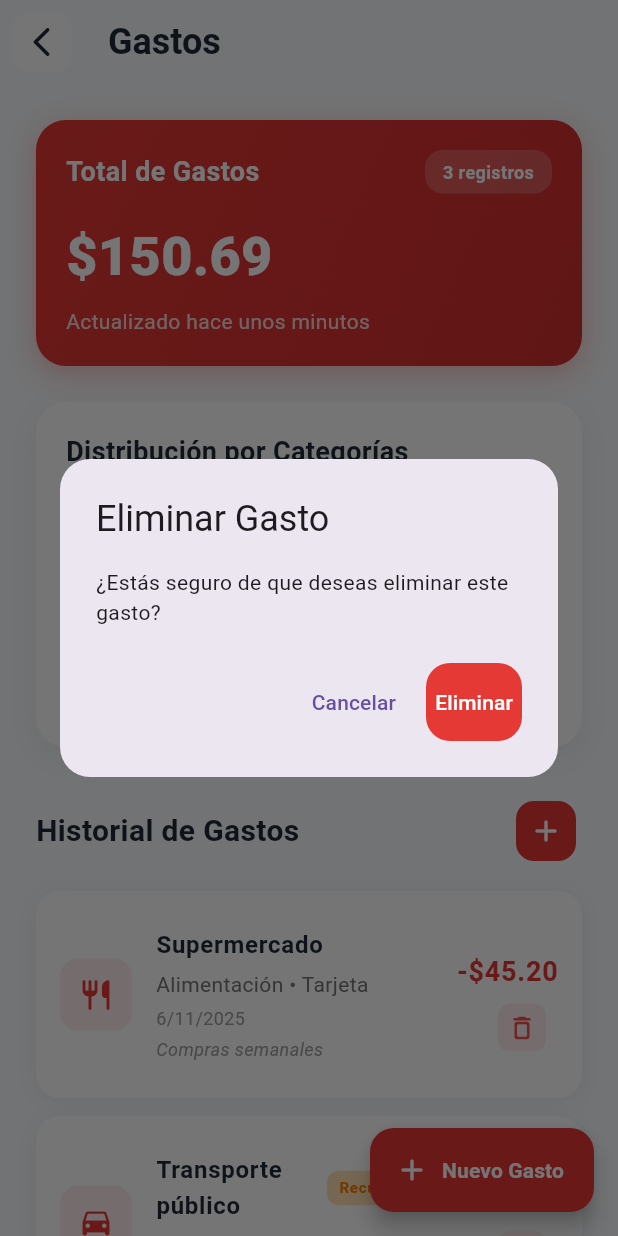
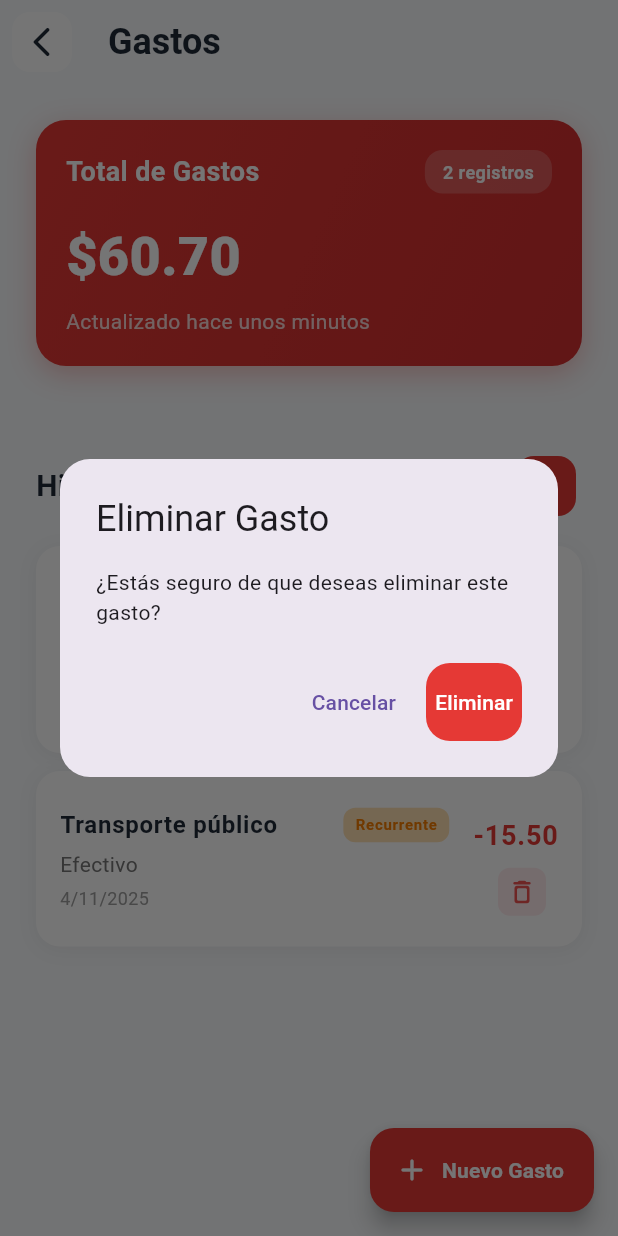
Before and after one commit to DaniielJr10/Wallet-Flow-app-movil, a Flutter app: the PantallaGastos screen opened directly, after a tap on the "delete outline" icon, on a phone screen of 412 x 824 dp. Run offline on Flutter 3.47's test engine with Material 3 defaults, Android fonts, the phone set to English and light mode, and no system bars; our stand-ins replace cloud_firestore, firebase_auth, firebase_core, firebase_storage, image_picker; accounts and stored records are empty; Roboto replaces fonts that are missing (SF Pro Text).

Commit message:
se simplifica la gestión de gastos eliminando el método de pago 'tarjeta' y el cálculo de gastos por categoría; se actualiza la visualización de gastos para reflejar estos cambios

```diff
--- a/lib/pantallas/gastos.dart
+++ b/lib/pantallas/gastos.dart
@@ -41,7 +41,6 @@ class _PantallaGastosState extends State<PantallaGastos>
 
   final List<String> _metodosPago = [
     'efectivo',
-    'tarjeta',
     'transferencia',
     'cheque'
   ];
@@ -49,8 +48,7 @@ class _PantallaGastosState extends State<PantallaGastos>
   final List<String> _cuentas = [
     'ninguna',
     'cuenta corriente',
-    'cuenta ahorros',
-    'tarjeta crédito'
+    'cuenta ahorros'
   ];
 
   final List<String> _frecuencias = [
@@ -101,7 +99,7 @@ class _PantallaGastosState extends State<PantallaGastos>
           'fecha': DateTime.now().subtract(const Duration(days: 1)),
           'descripcion': 'Supermercado',
           'categoria': 'alimentación',
-          'metodoPago': 'tarjeta',
+          'metodoPago': 'efectivo',
           'cuentaAsociada': 'cuenta corriente',
           'nota': 'Compras semanales',
           'esRecurrente': false,
@@ -116,17 +114,6 @@ class _PantallaGastosState extends State<PantallaGastos>
           'cuentaAsociada': 'ninguna',
           'nota': '',
           'esRecurrente': true,
-        },
-        {
-          'id': '3',
-          'monto': 89.99,
-          'fecha': DateTime.now().subtract(const Duration(days: 7)),
-          'descripcion': 'Cena restaurante',
-          'categoria': 'entretenimiento',
-          'metodoPago': 'tarjeta',
-          'cuentaAsociada': 'tarjeta crédito',
-          'nota': 'Cena con amigos',
-          'esRecurrente': false,
         },
       ];
     });
@@ -727,13 +714,13 @@ class _PantallaGastosState extends State<PantallaGastos>
       itemCount: _gastos.length,
       itemBuilder: (context, index) {
         final gasto = _gastos[index];
-        return _buildTarjetaGasto(gasto, index);
+        return _buildTarjetaGastoSinCategoria(gasto, index);
       },
     );
   }
 
   /// Construye una tarjeta individual para mostrar un gasto
-  Widget _buildTarjetaGasto(Map<String, dynamic> gasto, int index) {
+  Widget _buildTarjetaGastoSinCategoria(Map<String, dynamic> gasto, int index) {
     return Container(
       margin: const EdgeInsets.only(bottom: 12),
       decoration: BoxDecoration(
@@ -749,18 +736,6 @@ class _PantallaGastosState extends State<PantallaGastos>
       ),
       child: ListTile(
         contentPadding: const EdgeInsets.all(16),
-        leading: Container(
-          padding: const EdgeInsets.all(12),
-          decoration: BoxDecoration(
-            color: Colors.red.shade50,
-            borderRadius: BorderRadius.circular(12),
-          ),
-          child: Icon(
-            _getIconoCategoria(gasto['categoria']),
-            color: Colors.red.shade600,
-            size: 24,
-          ),
-        ),
         title: Row(
           children: [
             Expanded(
@@ -796,7 +771,7 @@ class _PantallaGastosState extends State<PantallaGastos>
           children: [
             const SizedBox(height: 4),
             Text(
-              '${gasto['categoria'].toString().substring(0, 1).toUpperCase()}${gasto['categoria'].toString().substring(1)} • ${gasto['metodoPago'].toString().substring(0, 1).toUpperCase()}${gasto['metodoPago'].toString().substring(1)}',
+              '${gasto['metodoPago'].toString().substring(0, 1).toUpperCase()}${gasto['metodoPago'].toString().substring(1)}',
               style: TextStyle(
                 fontSize: 14,
                 color: Colors.grey.shade600,
@@ -828,7 +803,7 @@ class _PantallaGastosState extends State<PantallaGastos>
           crossAxisAlignment: CrossAxisAlignment.end,
           children: [
             Text(
-              '-\$${gasto['monto'].toStringAsFixed(2)}',
+              '-${gasto['monto'].toStringAsFixed(2)}',
               style: TextStyle(
                 fontSize: 18,
                 fontWeight: FontWeight.w700,
@@ -905,12 +880,7 @@ class _PantallaGastosState extends State<PantallaGastos>
       (sum, gasto) => sum + gasto['monto'],
     );
 
-    final gastosPorCategoria = <String, double>{};
-    for (final gasto in _gastos) {
-      final categoria = gasto['categoria'] as String;
-      gastosPorCategoria[categoria] =
-          (gastosPorCategoria[categoria] ?? 0.0) + gasto['monto'];
-    }
+    // Eliminado cálculo por categoría
 
     return Container(
       padding: const EdgeInsets.all(20),
@@ -987,97 +957,8 @@ class _PantallaGastosState extends State<PantallaGastos>
 
   /// Construye el gráfico de distribución de gastos por categoría
   Widget _buildGraficoGastos() {
-    if (_gastos.isEmpty) return const SizedBox.shrink();
-
-    final gastosPorCategoria = <String, double>{};
-    for (final gasto in _gastos) {
-      final categoria = gasto['categoria'] as String;
-      gastosPorCategoria[categoria] =
-          (gastosPorCategoria[categoria] ?? 0.0) + gasto['monto'];
-    }
-
-    final totalGastos = gastosPorCategoria.values.fold<double>(0.0, (sum, amount) => sum + amount);
-
-    return Container(
-      padding: const EdgeInsets.all(20),
-      decoration: BoxDecoration(
-        color: Colors.white,
-        borderRadius: BorderRadius.circular(20),
-        boxShadow: [
-          BoxShadow(
-            color: Colors.black.withOpacity(0.05),
-            blurRadius: 15,
-            offset: const Offset(0, 5),
-          ),
-        ],
-      ),
-      child: Column(
-        crossAxisAlignment: CrossAxisAlignment.start,
-        children: [
-          const Text(
-            'Distribución por Categorías',
-            style: TextStyle(
-              fontSize: 18,
-              fontWeight: FontWeight.w700,
-              color: Color(0xFF1F2937),
-            ),
-          ),
-          const SizedBox(height: 20),
-          // Gráfico simplificado con barras horizontales
-          ...gastosPorCategoria.entries.map((entry) {
-            final percentage = (entry.value / totalGastos);
-            return Padding(
-              padding: const EdgeInsets.only(bottom: 12),
-              child: Column(
-                crossAxisAlignment: CrossAxisAlignment.start,
-                children: [
-                  Row(
-                    mainAxisAlignment: MainAxisAlignment.spaceBetween,
-                    children: [
-                      Row(
-                        children: [
-                          Container(
-                            width: 16,
-                            height: 16,
-                            decoration: BoxDecoration(
-                              color: _getColorCategoria(entry.key),
-                              borderRadius: BorderRadius.circular(4),
-                            ),
-                          ),
-                          const SizedBox(width: 8),
-                          Text(
-                            entry.key.substring(0, 1).toUpperCase() + entry.key.substring(1),
-                            style: const TextStyle(
-                              fontSize: 14,
-                              fontWeight: FontWeight.w600,
-                            ),
-                          ),
-                        ],
-                      ),
-                      Text(
-                        '\$${entry.value.toStringAsFixed(2)} (${(percentage * 100).toStringAsFixed(1)}%)',
-                        style: TextStyle(
-                          fontSize: 12,
-                          fontWeight: FontWeight.w500,
-                          color: Colors.grey.shade600,
-                        ),
-                      ),
-                    ],
-                  ),
-                  const SizedBox(height: 8),
-                  LinearProgressIndicator(
-                    value: percentage,
-                    backgroundColor: Colors.grey.shade200,
-                    valueColor: AlwaysStoppedAnimation<Color>(_getColorCategoria(entry.key)),
-                    minHeight: 8,
-                  ),
-                ],
-              ),
-            );
-          }),
-        ],
-      ),
-    );
+    // Eliminado gráfico de distribución por categorías
+    return const SizedBox.shrink();
   }
 
   /// Retorna el ícono correspondiente según la categoría del gasto
@@ -1105,28 +986,7 @@ class _PantallaGastosState extends State<PantallaGastos>
   }
 
   /// Retorna el color correspondiente según la categoría del gasto para el gráfico
-  Color _getColorCategoria(String categoria) {
-    switch (categoria) {
-      case 'alimentación':
-        return Colors.orange;
-      case 'transporte':
-        return Colors.blue;
-      case 'entretenimiento':
-        return Colors.purple;
-      case 'salud':
-        return Colors.red;
-      case 'educación':
-        return Colors.green;
-      case 'servicios':
-        return Colors.brown;
-      case 'compras':
-        return Colors.pink;
-      case 'viajes':
-        return Colors.teal;
-      default:
-        return Colors.grey;
-    }
-  }
+  // ...existing code...
 
   /// Abre el selector de fecha para elegir cuándo se realizó el gasto
   void _seleccionarFecha() async {
```
